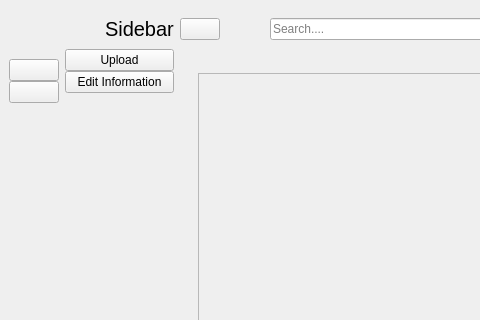
Above: base_ui.ui from KakashiJiyayou/test3_adding_UI_for_future_functional before the change; both pictures show x 0 to 480 and y 0 to 320 of the 758 by 676 pixel window. Below: the same form after it.
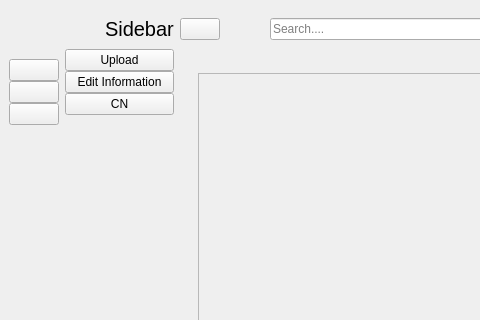
That is the form after the change. The open tabs and pages were chosen to show the change. Icons and pictures are not drawn.

What changed in the file:
```diff
--- a/base_ui.ui
+++ b/base_ui.ui
@@ -123,6 +123,24 @@
            </property>
           </widget>
          </item>
+         <item>
+          <widget class="QPushButton" name="pushButton_2">
+           <property name="text">
+            <string/>
+           </property>
+           <property name="icon">
+            <iconset resource="resource.qrc">
+             <normaloff>:/icon/icon/product-32.ico</normaloff>
+             <normalon>:/icon/icon/product-48.ico</normalon>:/icon/icon/product-32.ico</iconset>
+           </property>
+           <property name="checkable">
+            <bool>true</bool>
+           </property>
+           <property name="autoExclusive">
+            <bool>true</bool>
+           </property>
+          </widget>
+         </item>
         </layout>
        </item>
        <item>
@@ -280,6 +298,27 @@
            </property>
           </widget>
          </item>
+         <item>
+          <widget class="QPushButton" name="pushButton_Change_lang">
+           <property name="text">
+            <string>CN</string>
+           </property>
+           <property name="icon">
+            <iconset resource="resource.qrc">
+             <normaloff>:/icon/icon/product-32.ico</normaloff>
+             <normalon>:/icon/icon/product-48.ico</normalon>:/icon/icon/product-32.ico</iconset>
+           </property>
+           <property name="shortcut">
+            <string>Ctrl+Z</string>
+           </property>
+           <property name="checkable">
+            <bool>true</bool>
+           </property>
+           <property name="autoExclusive">
+            <bool>true</bool>
+           </property>
+          </widget>
+         </item>
         </layout>
        </item>
        <item>
```
Left out of the diff: 38 changed lines with no effect on the pictures.
